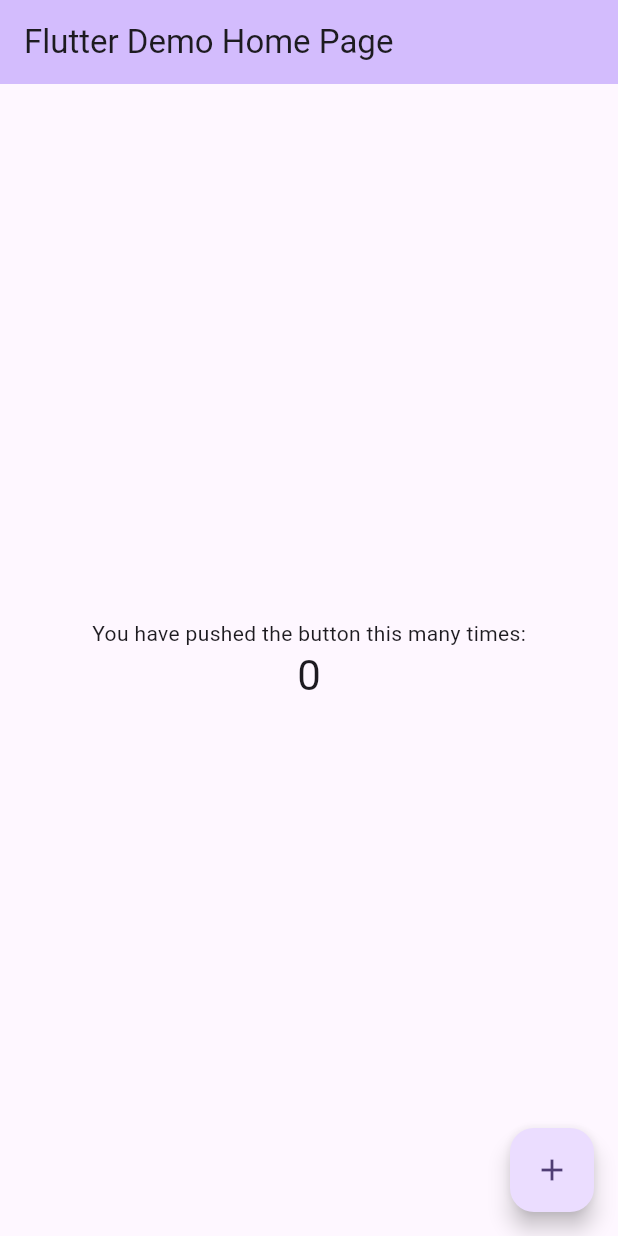
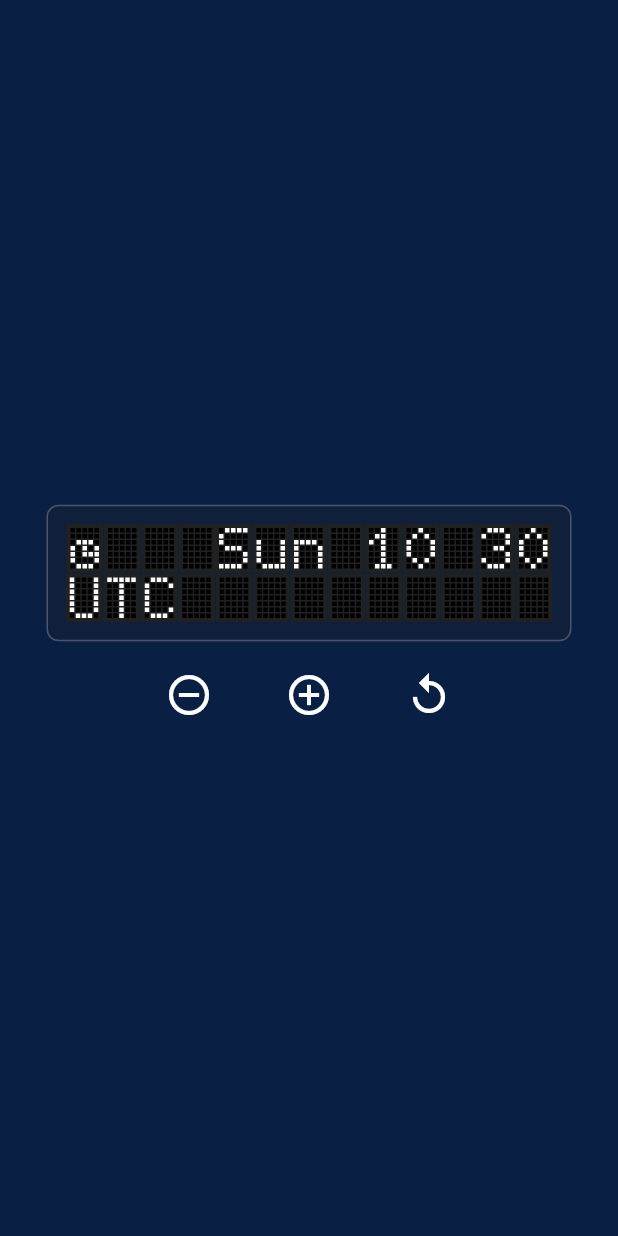
Before and after one commit to darekli/fl_digital_tachograph_v2, a Flutter app: the screen it shows after launch, on a phone screen of 412 x 824 dp. Run offline on Flutter 3.47's test engine with Material 3 defaults, Android fonts, the phone set to English and light mode, and no system bars.

Commit message:
Works. tacho_clock updated.

```diff
--- a/lib/main.dart
+++ b/lib/main.dart
@@ -1,3 +1,4 @@
+import 'package:fl_digital_tachograph_v2/time/main_top_clock.dart';
 import 'package:flutter/material.dart';
 
 void main() {
@@ -7,116 +8,70 @@ void main() {
 class MyApp extends StatelessWidget {
   const MyApp({super.key});
 
-  // This widget is the root of your application.
   @override
   Widget build(BuildContext context) {
-    return MaterialApp(
-      title: 'Flutter Demo',
-      theme: ThemeData(
-        // This is the theme of your application.
-        //
-        // TRY THIS: Try running your application with "flutter run". You'll see
-        // the application has a purple toolbar. Then, without quitting the app,
-        // try changing the seedColor in the colorScheme below to Colors.green
-        // and then invoke "hot reload" (save your changes or press the "hot
-        // reload" button in a Flutter-supported IDE, or press "r" if you used
-        // the command line to start the app).
-        //
-        // Notice that the counter didn't reset back to zero; the application
-        // state is not lost during the reload. To reset the state, use hot
-        // restart instead.
-        //
-        // This works for code too, not just values: Most code changes can be
-        // tested with just a hot reload.
-        colorScheme: ColorScheme.fromSeed(seedColor: Colors.deepPurple),
-      ),
-      home: const MyHomePage(title: 'Flutter Demo Home Page'),
+    return const MaterialApp(
+      debugShowCheckedModeBanner: false,
+      home: HomePage(),
     );
   }
 }
 
-class MyHomePage extends StatefulWidget {
-  const MyHomePage({super.key, required this.title});
+class HomePage extends StatefulWidget {
+  const HomePage({super.key});
+  @override
+  State<HomePage> createState() => _HomePageState();
+}
 
-  // This widget is the home page of your application. It is stateful, meaning
-  // that it has a State object (defined below) that contains fields that affect
-  // how it looks.
-
-  // This class is the configuration for the state. It holds the values (in this
-  // case the title) provided by the parent (in this case the App widget) and
-  // used by the build method of the State. Fields in a Widget subclass are
-  // always marked "final".
-
-  final String title;
+class _HomePageState extends State<HomePage> {
+  DateTime _sharedUTC = DateTime.now();
+  late String _sharedTimeZoneLabel;
 
   @override
-  State<MyHomePage> createState() => _MyHomePageState();
-}
+  void initState() {
+    super.initState();
+    _sharedTimeZoneLabel = _buildUtcOffsetLabel(DateTime.now().timeZoneOffset);
+  }
 
-class _MyHomePageState extends State<MyHomePage> {
-  int _counter = 0;
+  String _buildUtcOffsetLabel(Duration offset) {
+    if (offset == Duration.zero) {
+      return 'UTC';
+    }
 
-  void _incrementCounter() {
-    setState(() {
-      // This call to setState tells the Flutter framework that something has
-      // changed in this State, which causes it to rerun the build method below
-      // so that the display can reflect the updated values. If we changed
-      // _counter without calling setState(), then the build method would not be
-      // called again, and so nothing would appear to happen.
-      _counter++;
-    });
+    final totalMinutes = offset.inMinutes;
+    final sign = totalMinutes >= 0 ? '+' : '-';
+    final absoluteMinutes = totalMinutes.abs();
+    final hours = absoluteMinutes ~/ 60;
+    final minutes = absoluteMinutes % 60;
+
+    if (minutes == 0) {
+      return 'UTC$sign$hours';
+    }
+
+    return 'UTC$sign$hours:${minutes.toString().padLeft(2, '0')}';
   }
 
   @override
   Widget build(BuildContext context) {
-    // This method is rerun every time setState is called, for instance as done
-    // by the _incrementCounter method above.
-    //
-    // The Flutter framework has been optimized to make rerunning build methods
-    // fast, so that you can just rebuild anything that needs updating rather
-    // than having to individually change instances of widgets.
     return Scaffold(
-      appBar: AppBar(
-        // TRY THIS: Try changing the color here to a specific color (to
-        // Colors.amber, perhaps?) and trigger a hot reload to see the AppBar
-        // change color while the other colors stay the same.
-        backgroundColor: Theme.of(context).colorScheme.inversePrimary,
-        // Here we take the value from the MyHomePage object that was created by
-        // the App.build method, and use it to set our appbar title.
-        title: Text(widget.title),
-      ),
-      body: Center(
-        // Center is a layout widget. It takes a single child and positions it
-        // in the middle of the parent.
-        child: Column(
-          // Column is also a layout widget. It takes a list of children and
-          // arranges them vertically. By default, it sizes itself to fit its
-          // children horizontally, and tries to be as tall as its parent.
-          //
-          // Column has various properties to control how it sizes itself and
-          // how it positions its children. Here we use mainAxisAlignment to
-          // center the children vertically; the main axis here is the vertical
-          // axis because Columns are vertical (the cross axis would be
-          // horizontal).
-          //
-          // TRY THIS: Invoke "debug painting" (choose the "Toggle Debug Paint"
-          // action in the IDE, or press "p" in the console), to see the
-          // wireframe for each widget.
-          mainAxisAlignment: MainAxisAlignment.center,
-          children: <Widget>[
-            const Text('You have pushed the button this many times:'),
-            Text(
-              '$_counter',
-              style: Theme.of(context).textTheme.headlineMedium,
-            ),
-          ],
+      backgroundColor: const Color(0xFF0A1F44),
+      body: SafeArea(
+        child: Center(
+          /**
+           * CLOCK WIDGET
+           */
+          child: MainTopClockWidget(
+            externalTime: _sharedUTC,
+            timeZoneLabel: _sharedTimeZoneLabel,
+            onStateChanged: (DateTime newTime, String newLabel) {
+              setState(() {
+                _sharedUTC = newTime;
+                _sharedTimeZoneLabel = newLabel;
+              });
+            },
+          ),
         ),
       ),
-      floatingActionButton: FloatingActionButton(
-        onPressed: _incrementCounter,
-        tooltip: 'Increment',
-        child: const Icon(Icons.add),
-      ), // This trailing comma makes auto-formatting nicer for build methods.
     );
   }
 }
--- a/lib/time/pictograms/tacho_icons.dart
+++ b/lib/time/pictograms/tacho_icons.dart
@@ -107,13 +107,14 @@ class TachoIcons {
     [0, 0, 0, 0, 0, 0, 0],
   ];
   static const tacho_clock = [
+    [ 0, 0, 0, 0, 0],
     [0, 0, 0, 0, 0],
     [ 0, 1, 1, 1, 0],
     [ 1, 0, 1, 0, 1],
     [ 1, 0, 1, 1, 1],
     [ 1, 0, 0, 0, 1],
     [ 0, 1, 1, 1, 0],
-    [ 0, 0, 0, 0, 0],
+
   ];
   static const tacho_plus = [
     [0, 0, 0, 0, 0],
```
Also changed, not shown: 1 other file.
